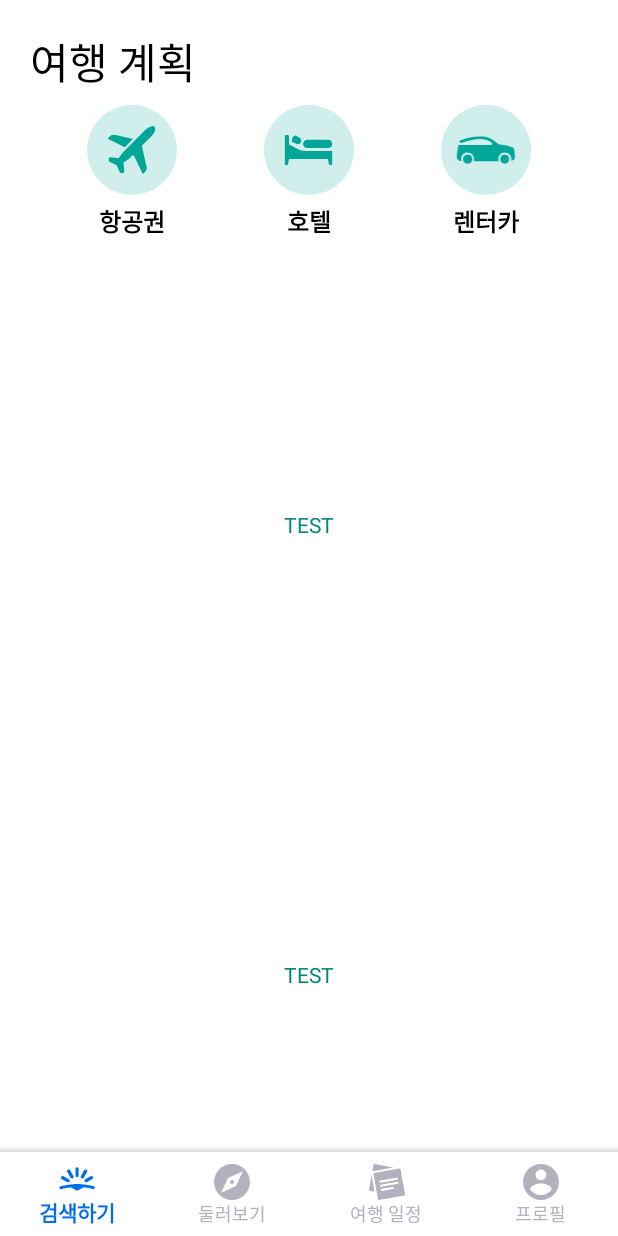
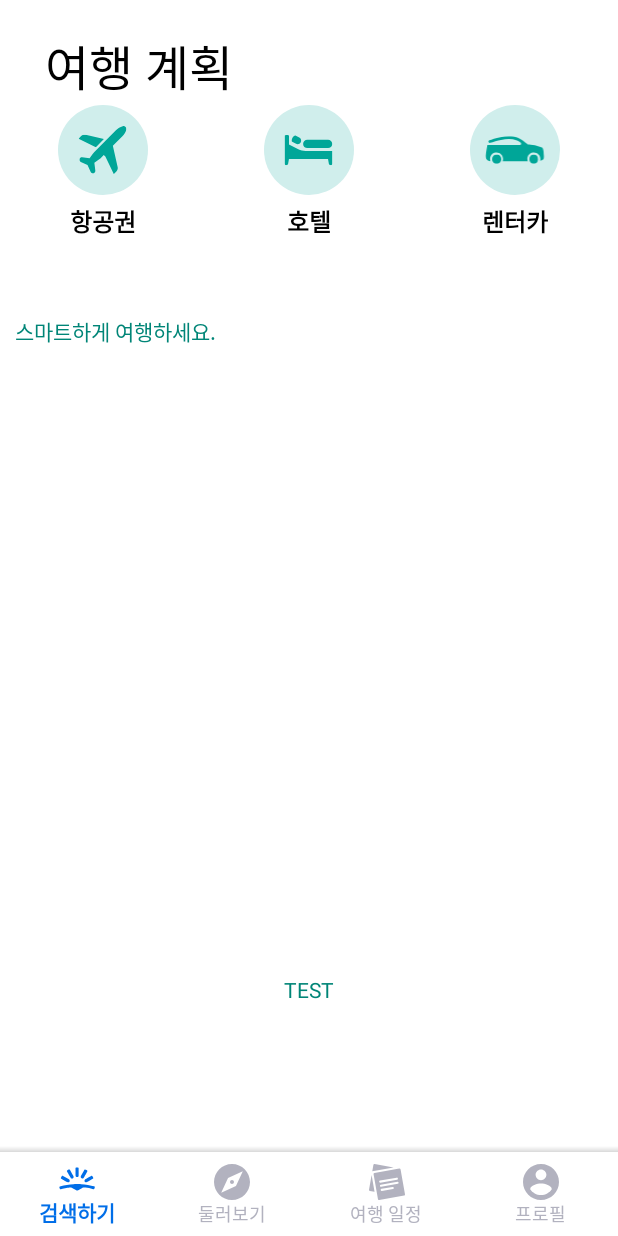
Before and after one commit to softsquared-summer/skyscanner-mock-android-jinny, an Android app: the screen it shows after launch (MainActivity), on a phone screen of 412 x 824 dp. Run offline under Robolectric (Android 15) with nearby library versions, the phone set to English and light mode, and no system bars.

Commit message:
[look] 상단바 구현 & [search] 버튼 위치 수정

```diff
--- a/app/src/main/res/layout/fragment_search.xml
+++ b/app/src/main/res/layout/fragment_search.xml
@@ -24,17 +24,22 @@
                 android:layout_width="wrap_content"
                 android:layout_height="wrap_content"
                 android:text="@string/search_title"
-                android:textSize="28sp"
+                android:textSize="32sp"
                 android:textColor="@android:color/black"
                 app:layout_collapseMode="parallax"
-                android:layout_marginLeft="20dp"/>
+                android:layout_marginLeft="30dp"/>
 
-            <androidx.constraintlayout.widget.ConstraintLayout
+            <LinearLayout
                 android:layout_width="match_parent"
                 android:layout_height="60dp"
                 android:layout_gravity="center_vertical"
                 android:orientation="horizontal"
                 app:layout_collapseMode="parallax">
+                <RelativeLayout
+                    android:layout_width="wrap_content"
+                    android:layout_height="match_parent"
+                    android:layout_weight="1"
+                    android:gravity="center">
                     <ImageButton
                         android:id="@+id/search_ibtn_flight"
                         android:layout_width="60dp"
@@ -43,12 +48,14 @@
                         android:scaleType="centerCrop"
                         android:tint="@color/searchBtnForeground"
                         android:background="@drawable/circle"
-                    android:backgroundTint="@color/searchBtnBackground"
-                    app:layout_constraintTop_toTopOf="parent"
-                    app:layout_constraintBottom_toBottomOf="parent"
-                    app:layout_constraintLeft_toLeftOf="parent"
-                    app:layout_constraintRight_toLeftOf="@id/search_ibtn_hotel"
-                    app:layout_constraintHorizontal_chainStyle="spread"/>
+                        android:backgroundTint="@color/searchBtnBackground" />
+                </RelativeLayout>
+
+                <RelativeLayout
+                    android:layout_width="wrap_content"
+                    android:layout_height="match_parent"
+                    android:layout_weight="1"
+                    android:gravity="center">
                     <ImageButton
                         android:id="@+id/search_ibtn_hotel"
                         android:layout_width="60dp"
@@ -57,11 +64,14 @@
                         android:scaleType="centerCrop"
                         android:tint="@color/searchBtnForeground"
                         android:background="@drawable/circle"
-                    android:backgroundTint="@color/searchBtnBackground"
-                    app:layout_constraintTop_toTopOf="parent"
-                    app:layout_constraintBottom_toBottomOf="parent"
-                    app:layout_constraintLeft_toRightOf="@id/search_ibtn_flight"
-                    app:layout_constraintRight_toLeftOf="@id/search_ibtn_car_rental"/>
+                        android:backgroundTint="@color/searchBtnBackground"/>
+                </RelativeLayout>
+
+                <RelativeLayout
+                    android:layout_width="wrap_content"
+                    android:layout_height="match_parent"
+                    android:layout_weight="1"
+                    android:gravity="center">
                     <ImageButton
                         android:id="@+id/search_ibtn_car_rental"
                         android:layout_width="60dp"
@@ -70,63 +80,67 @@
                         android:scaleType="centerCrop"
                         android:tint="@color/searchBtnForeground"
                         android:background="@drawable/circle"
-                    android:backgroundTint="@color/searchBtnBackground"
-                    app:layout_constraintTop_toTopOf="parent"
-                    app:layout_constraintBottom_toBottomOf="parent"
-                    app:layout_constraintLeft_toRightOf="@id/search_ibtn_hotel"
-                    app:layout_constraintRight_toRightOf="parent"/>
-            </androidx.constraintlayout.widget.ConstraintLayout>
+                        android:backgroundTint="@color/searchBtnBackground"/>
+                </RelativeLayout>
+            </LinearLayout>
 
-            <androidx.constraintlayout.widget.ConstraintLayout
+            <LinearLayout
                 android:layout_width="match_parent"
                 android:layout_height="50dp"
                 android:layout_gravity="bottom"
                 android:orientation="horizontal"
                 app:layout_collapseMode="parallax">
+                <RelativeLayout
+                    android:layout_width="wrap_content"
+                    android:layout_height="match_parent"
+                    android:layout_weight="1"
+                    android:gravity="center_horizontal">
                     <TextView
                         android:id="@+id/search_tv_flight"
                         android:layout_width="60dp"
                         android:layout_height="wrap_content"
-                    app:layout_constraintTop_toTopOf="parent"
-                    app:layout_constraintLeft_toLeftOf="parent"
-                    app:layout_constraintRight_toLeftOf="@id/search_tv_hotel"
                         android:text="@string/search_flight"
                         android:textColor="@android:color/black"
                         android:textStyle="bold"
                         android:textSize="16sp"
                         android:gravity="center_horizontal"
-                    android:layout_marginTop="5dp"
-                    app:layout_constraintHorizontal_chainStyle="spread"/>
+                        android:layout_marginTop="5dp" />
+                </RelativeLayout>
 
+                <RelativeLayout
+                    android:layout_width="wrap_content"
+                    android:layout_height="match_parent"
+                    android:layout_weight="1"
+                    android:gravity="center_horizontal">
                     <TextView
                         android:id="@+id/search_tv_hotel"
                         android:layout_width="60dp"
                         android:layout_height="wrap_content"
-                    app:layout_constraintTop_toTopOf="parent"
-                    app:layout_constraintLeft_toRightOf="@id/search_tv_flight"
-                    app:layout_constraintRight_toLeftOf="@id/search_tv_car_rental"
                         android:text="@string/search_hotel"
                         android:textColor="@android:color/black"
                         android:textStyle="bold"
                         android:textSize="16sp"
                         android:gravity="center_horizontal"
                         android:layout_marginTop="5dp"/>
+                </RelativeLayout>
 
+                <RelativeLayout
+                    android:layout_width="wrap_content"
+                    android:layout_height="match_parent"
+                    android:layout_weight="1"
+                    android:gravity="center_horizontal">
                     <TextView
                         android:id="@+id/search_tv_car_rental"
                         android:layout_width="60dp"
                         android:layout_height="wrap_content"
-                    app:layout_constraintTop_toTopOf="parent"
-                    app:layout_constraintLeft_toRightOf="@id/search_tv_hotel"
-                    app:layout_constraintRight_toRightOf="parent"
                         android:text="@string/search_car_rental"
                         android:textColor="@android:color/black"
                         android:textStyle="bold"
                         android:textSize="16sp"
                         android:gravity="center_horizontal"
                         android:layout_marginTop="5dp"/>
-
-            </androidx.constraintlayout.widget.ConstraintLayout>
+                </RelativeLayout>
+            </LinearLayout>
 
             <androidx.appcompat.widget.Toolbar
                 android:layout_width="match_parent"
@@ -150,8 +164,10 @@
             <TextView
                 android:layout_width="match_parent"
                 android:layout_height="300dp"
-                android:gravity="center"
-                android:text="TEST"
+                android:gravity="start"
+                android:layout_marginLeft="10dp"
+                android:layout_marginTop="10dp"
+                android:text="스마트하게 여행하세요."
                 android:textColor="@color/colorPrimary"/>
             <TextView
                 android:layout_width="match_parent"
--- a/app/src/main/res/values/colors.xml
+++ b/app/src/main/res/values/colors.xml
@@ -14,4 +14,6 @@
     <color name="searchBtnForeground">#00a698</color>
     <color name="searchBtnBackground">#d0eeec</color>
 
+    <!--look-->
+    <color name="lookTitleColor">#ff9400</color>
 </resources>
--- a/app/src/main/res/values/strings.xml
+++ b/app/src/main/res/values/strings.xml
@@ -13,4 +13,7 @@
     <string name="search_flight">항공권</string>
     <string name="search_hotel">호텔</string>
     <string name="search_car_rental">렌터카</string>
+
+    <!--look-->
+    <string name="look_title">둘러보기</string>
 </resources>
```
Also changed, not shown: app/src/main/res/layout/fragment_look.xml (+64 -6 lines), app/src/main/res/values/styles.xml (+7 -0 lines). Lines whose indentation alone changed are shown as unchanged.
